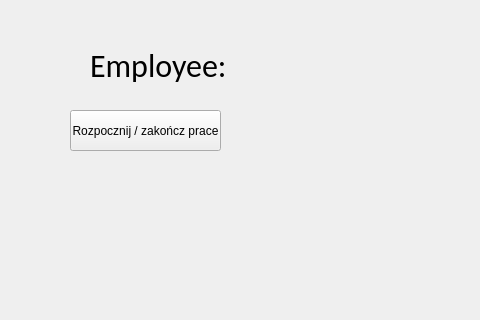
JustKoshi/QTCinemaProject, file EmployeePage.ui: the form before one commit; both pictures show x 0 to 480 and y 0 to 320 of the 607 by 412 pixel window.
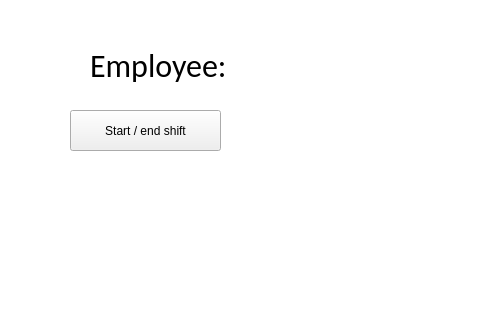
The form after the commit.

```diff
--- a/EmployeePage.ui
+++ b/EmployeePage.ui
@@ -13,6 +13,11 @@
   <property name="windowTitle">
    <string>EmployeePage</string>
   </property>
+  <property name="styleSheet">
+   <string notr="true">QMainWindow{
+	background-color: transparent;
+}</string>
+  </property>
   <widget class="QWidget" name="centralWidget">
    <widget class="QPushButton" name="pushButton_checkOut">
     <property name="geometry">
@@ -29,7 +34,7 @@
      </font>
     </property>
     <property name="text">
-     <string>Rozpocznij / zakończ prace</string>
+     <string>Start / end shift</string>
     </property>
    </widget>
    <widget class="QLabel" name="label_name">
```
